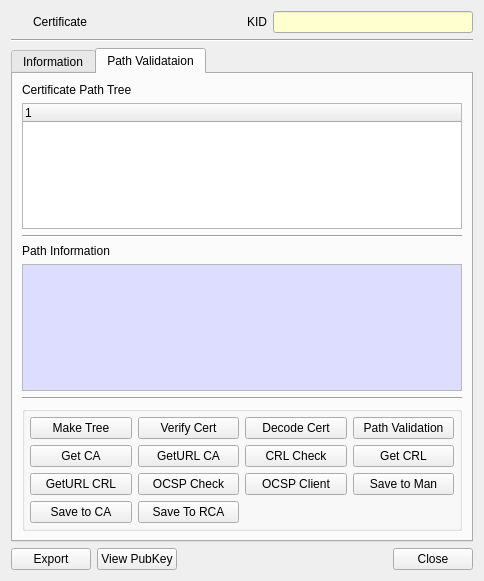
Old version of the form BerEditor/cert_info_dlg.ui in the repository jykim74/BerEditor.
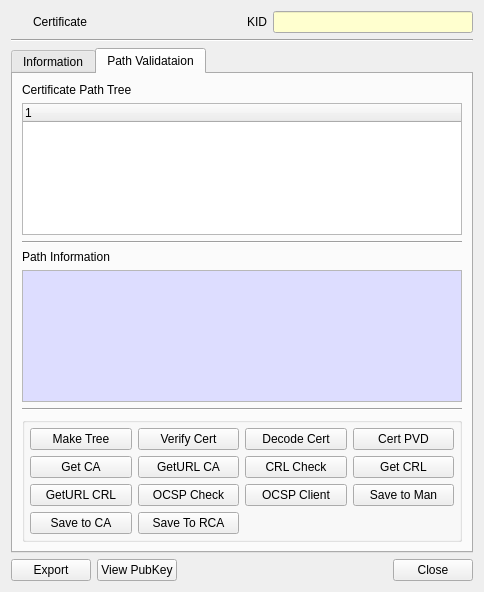
New version of the form. Icons and pictures are not drawn.

Commit message: 오류 수정

The edit to the form file:
```diff
--- a/BerEditor/cert_info_dlg.ui
+++ b/BerEditor/cert_info_dlg.ui
@@ -7,7 +7,7 @@
     <x>0</x>
     <y>0</y>
     <width>484</width>
-    <height>581</height>
+    <height>592</height>
    </rect>
   </property>
   <property name="windowTitle">
@@ -412,7 +412,7 @@
                <string comment="Certificate path tree validation"/>
               </property>
               <property name="text">
-               <string>Path Validation</string>
+               <string>Cert PVD</string>
               </property>
              </widget>
             </item>
```
The commit also changes 2 other files.
